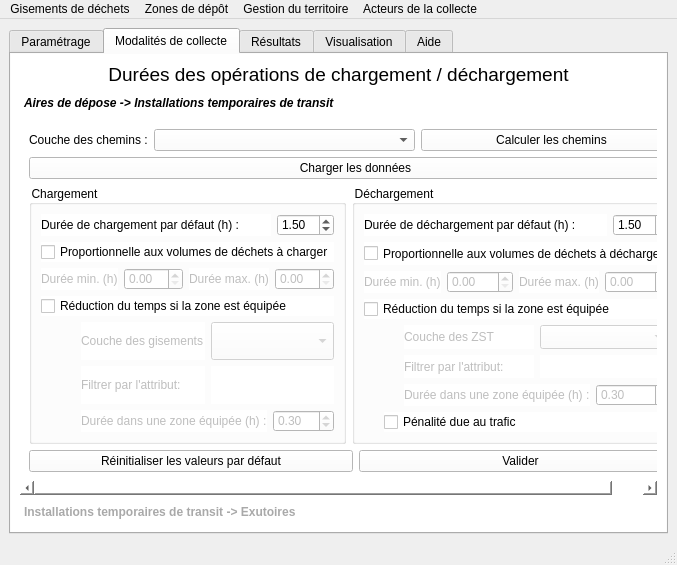
First picture: the form in fenetre_principale_depos7.ui, repository quythytruong/depos_outils_simu, before the edit.
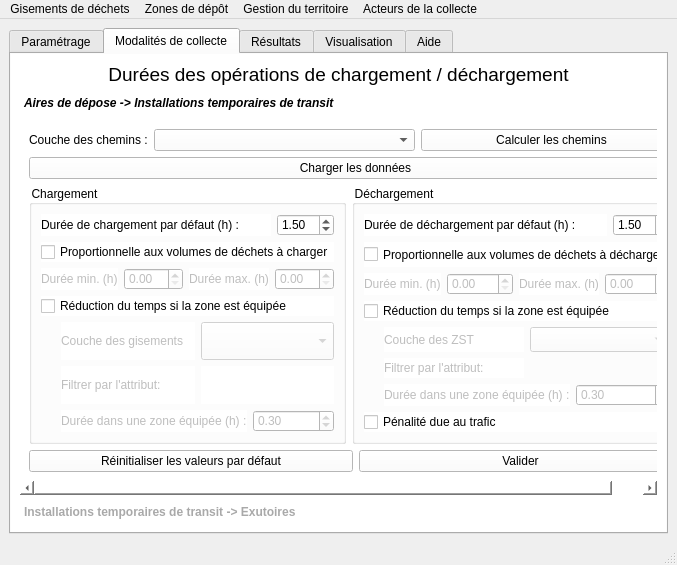
Second picture: the form after the edit. The open tabs and pages were chosen to show the change. Custom widgets are drawn as their Qt base class.

Patch:
```diff
--- a/fenetre_principale_depos7.ui
+++ b/fenetre_principale_depos7.ui
@@ -7,7 +7,7 @@
     <x>0</x>
     <y>0</y>
     <width>677</width>
-    <height>551</height>
+    <height>557</height>
    </rect>
   </property>
   <property name="windowTitle">
@@ -510,7 +510,7 @@
              <x>0</x>
              <y>0</y>
              <width>635</width>
-             <height>365</height>
+             <height>371</height>
             </rect>
            </property>
            <attribute name="label">
@@ -718,11 +718,11 @@
                       <enum>Qt::Horizontal</enum>
                      </property>
                      <property name="sizeType">
-                      <enum>QSizePolicy::Maximum</enum>
+                      <enum>QSizePolicy::Fixed</enum>
                      </property>
                      <property name="sizeHint" stdset="0">
                       <size>
-                       <width>40</width>
+                       <width>20</width>
                        <height>20</height>
                       </size>
                      </property>
@@ -765,7 +765,7 @@
                      </property>
                      <property name="sizeHint" stdset="0">
                       <size>
-                       <width>40</width>
+                       <width>20</width>
                        <height>20</height>
                       </size>
                      </property>
@@ -808,7 +808,7 @@
                      </property>
                      <property name="sizeHint" stdset="0">
                       <size>
-                       <width>40</width>
+                       <width>20</width>
                        <height>20</height>
                       </size>
                      </property>
@@ -971,7 +971,7 @@
                      </property>
                      <property name="sizeHint" stdset="0">
                       <size>
-                       <width>40</width>
+                       <width>20</width>
                        <height>20</height>
                       </size>
                      </property>
@@ -1014,7 +1014,7 @@
                      </property>
                      <property name="sizeHint" stdset="0">
                       <size>
-                       <width>40</width>
+                       <width>20</width>
                        <height>20</height>
                       </size>
                      </property>
@@ -1036,7 +1036,7 @@
                       <bool>false</bool>
                      </property>
                      <property name="sizePolicy">
-                      <sizepolicy hsizetype="Preferred" vsizetype="Preferred">
+                      <sizepolicy hsizetype="Preferred" vsizetype="Fixed">
                        <horstretch>0</horstretch>
                        <verstretch>0</verstretch>
                       </sizepolicy>
@@ -1057,7 +1057,7 @@
                      </property>
                      <property name="sizeHint" stdset="0">
                       <size>
-                       <width>40</width>
+                       <width>20</width>
                        <height>20</height>
                       </size>
                      </property>
@@ -1099,22 +1099,6 @@
                  </item>
                  <item>
                   <layout class="QHBoxLayout" name="horizontalLayout_42">
-                   <item>
-                    <spacer name="horizontalSpacer_54">
-                     <property name="orientation">
-                      <enum>Qt::Horizontal</enum>
-                     </property>
-                     <property name="sizeType">
-                      <enum>QSizePolicy::Maximum</enum>
-                     </property>
-                     <property name="sizeHint" stdset="0">
-                      <size>
-                       <width>20</width>
-                       <height>20</height>
-                      </size>
-                     </property>
-                    </spacer>
-                   </item>
                    <item>
                     <widget class="QCheckBox" name="checkBox_18">
                      <property name="sizePolicy">
@@ -1163,8 +1147,8 @@
             <rect>
              <x>0</x>
              <y>0</y>
-             <width>635</width>
-             <height>393</height>
+             <width>100</width>
+             <height>30</height>
             </rect>
            </property>
            <attribute name="label">
```
